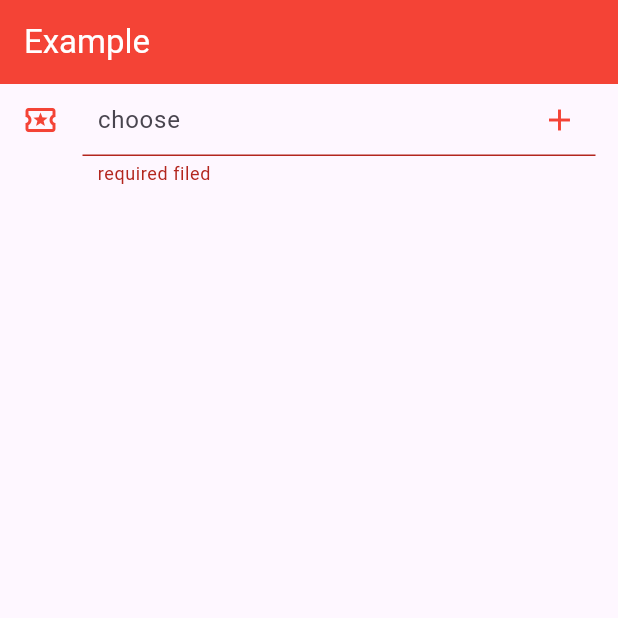
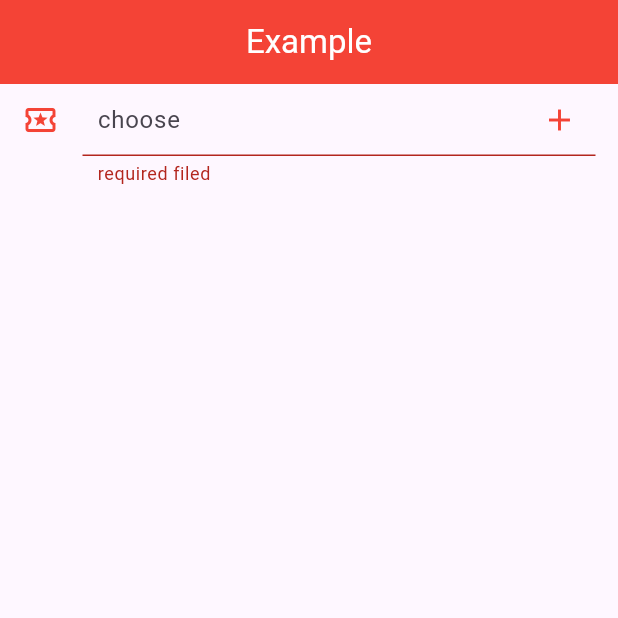
Before and after one commit to mazab99/high_q_paginated_drop_down, a Flutter app: the screen it shows after launch, on a phone screen of 412 x 824 dp, the top half of it. Run offline on Flutter 3.47's test engine with Material 3 defaults, Android fonts, the phone set to English and light mode, and no system bars; our stand-ins replace dio.

Commit message:
add multi selection

```diff
--- a/example/lib/main.dart
+++ b/example/lib/main.dart
@@ -46,6 +46,7 @@ class MyApp extends StatelessWidget {
             ),
           ),
           backgroundColor: Colors.red,
+          centerTitle: true,
         ),
         body: ListView(
           padding: const EdgeInsets.symmetric(horizontal: 15),
@@ -189,6 +190,7 @@ class MyApp extends StatelessWidget {
             // ),
             // const SizedBox(height: 50),
             MultiSelectDropDown<String>(
+              key: UniqueKey(),
               itemsLogicProps: ItemsLogicProps(
                 items: const [
                   "Story-time",
@@ -328,6 +330,7 @@ class MyApp extends StatelessWidget {
       ),
     );
   }
+}
 
 Future<AnimePaginatedList?> getAnimeList({
   required int page,
@@ -350,4 +353,3 @@ class MyApp extends StatelessWidget {
     throw Exception(exception);
   }
 }
-}
```
Lines whose indentation alone changed are shown as unchanged.
